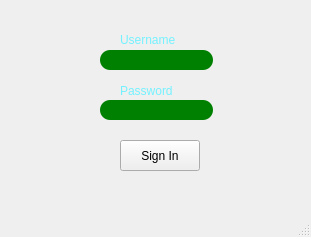
Qt form viewauth.ui (C-Rayan/COMP3004A1) before a commit.
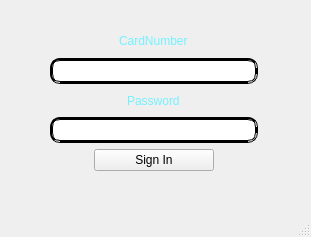
The same form after that commit.

Patch:
```diff
--- a/viewauth.ui
+++ b/viewauth.ui
@@ -19,97 +19,6 @@
 }</string>
   </property>
   <widget class="QWidget" name="centralwidget">
-   <widget class="QLabel" name="label">
-    <property name="geometry">
-     <rect>
-      <x>120</x>
-      <y>30</y>
-      <width>81</width>
-      <height>20</height>
-     </rect>
-    </property>
-    <property name="styleSheet">
-     <string notr="true">QLabel{
-	color: rgb(116, 241, 255);	
-	font: 700 10pt &quot;Terminal&quot;;
-}</string>
-    </property>
-    <property name="text">
-     <string>Username</string>
-    </property>
-   </widget>
-   <widget class="QLabel" name="label_2">
-    <property name="geometry">
-     <rect>
-      <x>120</x>
-      <y>80</y>
-      <width>81</width>
-      <height>21</height>
-     </rect>
-    </property>
-    <property name="styleSheet">
-     <string notr="true">QLabel{
-	color: rgb(116, 241, 255);	
-	font: 700 10pt &quot;Terminal&quot;;
-}</string>
-    </property>
-    <property name="text">
-     <string>Password</string>
-    </property>
-   </widget>
-   <widget class="QPushButton" name="buttonSignIn">
-    <property name="geometry">
-     <rect>
-      <x>120</x>
-      <y>140</y>
-      <width>80</width>
-      <height>31</height>
-     </rect>
-    </property>
-    <property name="text">
-     <string>Sign In</string>
-    </property>
-   </widget>
-   <widget class="QLineEdit" name="txtUser">
-    <property name="geometry">
-     <rect>
-      <x>100</x>
-      <y>50</y>
-      <width>113</width>
-      <height>20</height>
-     </rect>
-    </property>
-    <property name="whatsThis">
-     <string>&lt;html&gt;&lt;head/&gt;&lt;body&gt;&lt;p&gt;&lt;br/&gt;&lt;/p&gt;&lt;/body&gt;&lt;/html&gt;</string>
-    </property>
-    <property name="styleSheet">
-     <string notr="true">QLineEdit {
-	 margin: 0px;
-    border-radius: 10px;
-    padding: 0 8px;
-    background: green;
-    selection-background-color: darkgray;
-}</string>
-    </property>
-   </widget>
-   <widget class="QLineEdit" name="txtPass">
-    <property name="geometry">
-     <rect>
-      <x>100</x>
-      <y>100</y>
-      <width>113</width>
-      <height>20</height>
-     </rect>
-    </property>
-    <property name="styleSheet">
-     <string notr="true">QLineEdit {
-    border-radius: 10px;
-    padding: 0 8px;
-    background: green;
-    selection-background-color: darkgray;
-}</string>
-    </property>
-   </widget>
    <widget class="QLabel" name="loginMsg">
     <property name="geometry">
      <rect>
@@ -126,6 +35,92 @@
      <string/>
     </property>
    </widget>
+   <widget class="QWidget" name="verticalLayoutWidget">
+    <property name="geometry">
+     <rect>
+      <x>50</x>
+      <y>30</y>
+      <width>208</width>
+      <height>141</height>
+     </rect>
+    </property>
+    <layout class="QVBoxLayout" name="verticalLayout">
+     <item alignment="Qt::AlignmentFlag::AlignHCenter">
+      <widget class="QLabel" name="label">
+       <property name="styleSheet">
+        <string notr="true">QLabel{
+	color: rgb(116, 241, 255);	
+	font: 700 10pt &quot;Terminal&quot;;
+}</string>
+       </property>
+       <property name="text">
+        <string>CardNumber</string>
+       </property>
+      </widget>
+     </item>
+     <item>
+      <widget class="QLineEdit" name="txtUser">
+       <property name="whatsThis">
+        <string>&lt;html&gt;&lt;head/&gt;&lt;body&gt;&lt;p&gt;&lt;br/&gt;&lt;/p&gt;&lt;/body&gt;&lt;/html&gt;</string>
+       </property>
+       <property name="styleSheet">
+        <string notr="true">QLineEdit {
+    background-color: white;
+	border-style: groove;
+    border-width: 3px;
+    border-radius: 10px;
+    border-color: black;
+	color: black;
+    min-width: 6em;
+    padding: 2px;
+}</string>
+       </property>
+      </widget>
+     </item>
+     <item alignment="Qt::AlignmentFlag::AlignHCenter">
+      <widget class="QLabel" name="label_2">
+       <property name="styleSheet">
+        <string notr="true">QLabel{
+	color: rgb(116, 241, 255);	
+	font: 700 10pt &quot;Terminal&quot;;
+}</string>
+       </property>
+       <property name="text">
+        <string>Password</string>
+       </property>
+      </widget>
+     </item>
+     <item>
+      <widget class="QLineEdit" name="txtPass">
+       <property name="styleSheet">
+        <string notr="true">QLineEdit {
+    background-color: white;
+	border-style: groove;
+    border-width: 3px;
+    border-radius: 10px;
+    border-color: black;
+	color: black;
+    min-width: 6em;
+    padding: 2px;
+}</string>
+       </property>
+      </widget>
+     </item>
+     <item alignment="Qt::AlignmentFlag::AlignHCenter">
+      <widget class="QPushButton" name="buttonSignIn">
+       <property name="minimumSize">
+        <size>
+         <width>120</width>
+         <height>20</height>
+        </size>
+       </property>
+       <property name="text">
+        <string>Sign In</string>
+       </property>
+      </widget>
+     </item>
+    </layout>
+   </widget>
   </widget>
   <widget class="QStatusBar" name="statusbar"/>
  </widget>
```
